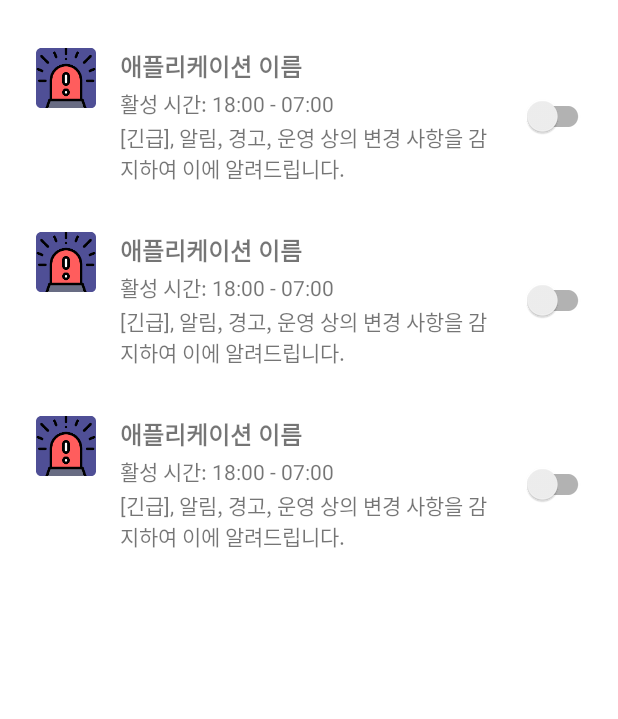
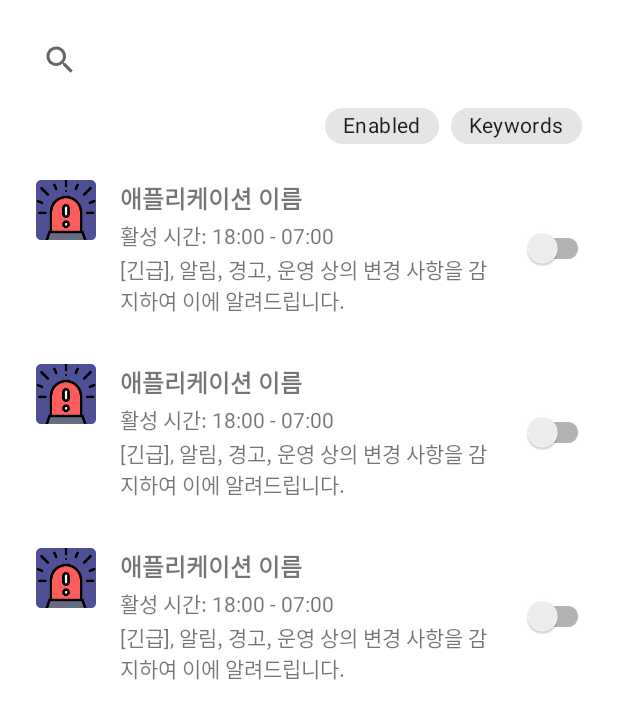
Before and after one commit to roomedia/Noti_Alarm, an Android app: the layout fragment_list.xml on its own in the app's theme, with its tools: preview values and no code run, on a phone screen of 412 x 824 dp. Shown: the top 719 px of the screen. Run offline under Robolectric (Android 15) with nearby library versions, the phone set to English and light mode, and no system bars.

Commit message:
필터링 추가

```diff
--- a/app/build.gradle
+++ b/app/build.gradle
@@ -66,6 +66,7 @@ dependencies {
 
     // coroutine
     implementation 'org.jetbrains.kotlinx:kotlinx-coroutines-android:1.4.1'
+    implementation files('libs/KoreanTextMatcher-3.99.jar')
 
     // room
     def room_version = "2.3.0"
--- a/app/src/main/res/layout/fragment_list.xml
+++ b/app/src/main/res/layout/fragment_list.xml
@@ -7,24 +7,55 @@
         <variable name="appListViewModel" type="com.roomedia.dawn_down_alarm.data.AppListViewModel" />
     </data>
 
-    <androidx.constraintlayout.widget.ConstraintLayout
+    <LinearLayout
         android:layout_width="match_parent"
         android:layout_height="match_parent"
-        tools:context=".presentation.view.fragment.AppListFragment">
+        android:orientation="vertical">
+
+        <SearchView
+            android:id="@+id/searchView"
+            android:layout_width="match_parent"
+            android:layout_height="wrap_content"
+            android:layout_marginStart="16dp"
+            android:layout_marginTop="16dp"
+            android:layout_marginEnd="16dp"
+            android:layout_marginBottom="0dp"
+            android:queryHint="@string/search_hint" />
+
+        <com.google.android.material.chip.ChipGroup
+            style="@style/Widget.MaterialComponents.Chip.Filter"
+            android:layout_width="wrap_content"
+            android:layout_height="40dp"
+            android:layout_gravity="end"
+            android:layout_marginEnd="24dp">
+
+            <com.google.android.material.chip.Chip
+                android:id="@+id/enabledChip"
+                style="@style/Widget.MaterialComponents.Chip.Filter"
+                android:layout_width="wrap_content"
+                android:layout_height="wrap_content"
+                android:text="@string/enabled"
+                app:checkedIconEnabled="false" />
+
+            <com.google.android.material.chip.Chip
+                android:id="@+id/hasKeywordsChip"
+                style="@style/Widget.MaterialComponents.Chip.Filter"
+                android:layout_width="wrap_content"
+                android:layout_height="wrap_content"
+                android:text="@string/has_keywords"
+                app:checkedIconEnabled="false"
+                app:checkedIconVisible="false" />
+
+        </com.google.android.material.chip.ChipGroup>
 
         <androidx.recyclerview.widget.RecyclerView
             android:id="@+id/appsRecyclerView"
-            android:layout_width="0dp"
-            android:layout_height="0dp"
+            android:layout_width="match_parent"
+            android:layout_height="wrap_content"
             android:clipToPadding="false"
-            android:paddingTop="16dp"
             app:layoutManager="androidx.recyclerview.widget.LinearLayoutManager"
-            app:layout_constraintBottom_toBottomOf="parent"
-            app:layout_constraintEnd_toEndOf="parent"
-            app:layout_constraintStart_toStartOf="parent"
-            app:layout_constraintTop_toTopOf="parent"
             tools:itemCount="3"
             tools:listitem="@layout/item_app_list" />
 
-    </androidx.constraintlayout.widget.ConstraintLayout>
+    </LinearLayout>
 </layout>
--- a/app/src/main/res/layout/fragment_nav.xml
+++ b/app/src/main/res/layout/fragment_nav.xml
@@ -1,7 +1,6 @@
 <?xml version="1.0" encoding="utf-8"?>
 <androidx.constraintlayout.widget.ConstraintLayout xmlns:android="http://schemas.android.com/apk/res/android"
     xmlns:app="http://schemas.android.com/apk/res-auto"
-    xmlns:tools="http://schemas.android.com/tools"
     android:id="@+id/linearLayout"
     android:layout_width="match_parent"
     android:layout_height="match_parent">
@@ -10,7 +9,7 @@
         android:id="@+id/nav_host_fragment"
         android:name="androidx.navigation.fragment.NavHostFragment"
         android:layout_width="match_parent"
-        android:layout_height="match_parent"
+        android:layout_height="0dp"
         app:defaultNavHost="true"
         app:layout_constraintBottom_toTopOf="@id/bottomNavigationView"
         app:layout_constraintLeft_toLeftOf="parent"
--- a/app/src/main/res/values/strings.xml
+++ b/app/src/main/res/values/strings.xml
@@ -12,6 +12,10 @@
     <string name="close">Close Application</string>
     <string name="apps">Apps</string>
 
+    <string name="search_hint">App Name, Keyword</string>
+    <string name="enabled">Enabled</string>
+    <string name="has_keywords">Keywords</string>
+
     <string name="info">Info</string>
     <string name="version">Version</string>
     <string name="check_for_update">Check For Update</string>
```
Also changed, not shown: app/src/main/java/com/roomedia/dawn_down_alarm/presentation/view/adapter/AppListAdapter.kt (+46 -0 lines), app/src/main/java/com/roomedia/dawn_down_alarm/presentation/view/fragment/AppListFragment.kt (+23 -1 lines), app/libs/KoreanTextMatcher-3.99.jar (added), 1 other file.
